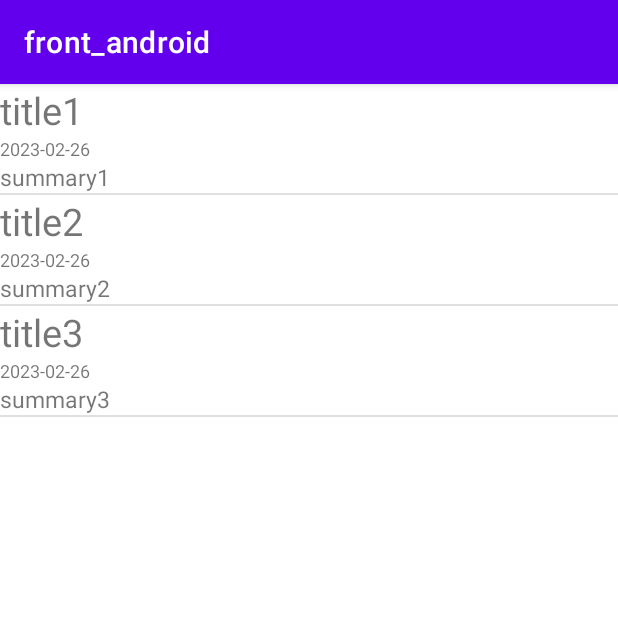
After one commit to takahiroaoki/front_android, an Android app: the ListActivity screen opened directly, with no data from a screen before it, on a phone screen of 412 x 824 dp, the top half of it. The commit adds this screen. Run offline under Robolectric (Android 15) with nearby library versions, the phone set to English and light mode, and no system bars.

Commit message:
initial commit from local

```diff
--- a/app/src/main/AndroidManifest.xml
+++ b/app/src/main/AndroidManifest.xml
@@ -12,6 +12,9 @@
         android:theme="@style/Theme.Front_android"
         tools:targetApi="31">
         <activity
+            android:name=".ListActivity"
+            android:exported="false" />
+        <activity
             android:name=".MainActivity"
             android:exported="true"
             android:label="@string/app_name">
--- /dev/null
+++ b/app/src/main/java/to/msn/wings/front_android/ListActivity.kt
@@ -0,0 +1,28 @@
+package to.msn.wings.front_android
+
+import androidx.appcompat.app.AppCompatActivity
+import android.os.Bundle
+import android.widget.ArrayAdapter
+import android.widget.ListView
+import to.msn.wings.front_android.adapter.list.ListAdapter
+import to.msn.wings.front_android.viewHelper.list.Item
+
+class ListActivity : AppCompatActivity() {
+    override fun onCreate(savedInstanceState: Bundle?) {
+        super.onCreate(savedInstanceState)
+        setContentView(R.layout.activity_list)
+
+        val data = mutableListOf(
+            Item(1, "title1", "summary1", "2023-02-26"),
+            Item(2, "title2", "summary2", "2023-02-26"),
+            Item(3, "title3", "summary3", "2023-02-26"),
+        )
+        val list = findViewById<ListView>(R.id.list)
+        list.adapter = ListAdapter(
+            this,
+            data,
+            R.layout.item,
+        )
+
+    }
+}
--- a/app/src/main/java/to/msn/wings/front_android/MainActivity.kt
+++ b/app/src/main/java/to/msn/wings/front_android/MainActivity.kt
@@ -1,6 +1,9 @@
 package to.msn.wings.front_android
 
+import android.content.Intent
 import android.os.Bundle
+import android.view.View
+import android.widget.Button
 import com.google.android.material.bottomnavigation.BottomNavigationView
 import androidx.appcompat.app.AppCompatActivity
 import androidx.navigation.findNavController
@@ -31,5 +34,15 @@ class MainActivity : AppCompatActivity() {
         )
         setupActionBarWithNavController(navController, appBarConfiguration)
         navView.setupWithNavController(navController)
+
+        val searchButton = findViewById<Button>(R.id.button)
+        searchButton.setOnClickListener {
+            toListActivity()
+        }
+    }
+
+    private fun toListActivity() {
+        val intent = Intent(this, ListActivity::class.java)
+        startActivity(intent)
     }
 }
--- /dev/null
+++ b/app/src/main/java/to/msn/wings/front_android/adapter/list/ListAdapter.kt
@@ -0,0 +1,39 @@
+package to.msn.wings.front_android.adapter.list
+
+import android.content.Context
+import android.view.LayoutInflater
+import android.view.View
+import android.view.ViewGroup
+import android.widget.BaseAdapter
+import android.widget.TextView
+import to.msn.wings.front_android.R
+import to.msn.wings.front_android.viewHelper.list.Item
+
+class ListAdapter (
+    private val context: Context,
+    private val data: List<Item>,
+    private val resource: Int
+        ): BaseAdapter() {
+    private val inflater = context.getSystemService(Context.LAYOUT_INFLATER_SERVICE) as LayoutInflater
+
+    override fun getCount(): Int {
+        return data.size
+    }
+
+    override fun getItem(pos: Int): Item {
+        return data[pos]
+    }
+
+    override fun getItemId(pos: Int): Long {
+        return data[pos].id
+    }
+
+    override fun getView(pos: Int, convertView: View?, parent: ViewGroup?): View {
+        val item = getItem(pos)
+        val sview = convertView ?: inflater.inflate(resource, null)
+        sview.findViewById<TextView>(R.id.title).text = item.title
+        sview.findViewById<TextView>(R.id.summary).text = item.summary
+        sview.findViewById<TextView>(R.id.date).text = item.date
+        return sview
+    }
+}
--- /dev/null
+++ b/app/src/main/java/to/msn/wings/front_android/viewHelper/list/Item.kt
@@ -0,0 +1,8 @@
+package to.msn.wings.front_android.viewHelper.list
+
+data class Item(
+    val id: Long,
+    val title: String,
+    val summary: String,
+    val date: String,
+)
--- /dev/null
+++ b/app/src/main/res/layout/activity_list.xml
@@ -0,0 +1,17 @@
+<?xml version="1.0" encoding="utf-8"?>
+<androidx.constraintlayout.widget.ConstraintLayout xmlns:android="http://schemas.android.com/apk/res/android"
+    xmlns:app="http://schemas.android.com/apk/res-auto"
+    xmlns:tools="http://schemas.android.com/tools"
+    android:layout_width="match_parent"
+    android:layout_height="match_parent"
+    tools:context=".ListActivity">
+
+    <ListView
+        android:id="@+id/list"
+        android:layout_width="0dp"
+        android:layout_height="0dp"
+        app:layout_constraintBottom_toBottomOf="parent"
+        app:layout_constraintEnd_toEndOf="parent"
+        app:layout_constraintStart_toStartOf="parent"
+        app:layout_constraintTop_toTopOf="parent" />
+</androidx.constraintlayout.widget.ConstraintLayout>
--- a/app/src/main/res/layout/activity_main.xml
+++ b/app/src/main/res/layout/activity_main.xml
@@ -1,6 +1,7 @@
 <?xml version="1.0" encoding="utf-8"?>
 <androidx.constraintlayout.widget.ConstraintLayout xmlns:android="http://schemas.android.com/apk/res/android"
     xmlns:app="http://schemas.android.com/apk/res-auto"
+    xmlns:tools="http://schemas.android.com/tools"
     android:id="@+id/container"
     android:layout_width="match_parent"
     android:layout_height="match_parent"
@@ -30,4 +31,14 @@
         app:layout_constraintTop_toTopOf="parent"
         app:navGraph="@navigation/mobile_navigation" />
 
+    <Button
+        android:id="@+id/button"
+        android:layout_width="wrap_content"
+        android:layout_height="wrap_content"
+        android:text="START SEARCH"
+        app:layout_constraintBottom_toTopOf="@+id/nav_view"
+        app:layout_constraintEnd_toEndOf="@+id/nav_host_fragment_activity_main"
+        app:layout_constraintStart_toStartOf="@+id/nav_host_fragment_activity_main"
+        app:layout_constraintTop_toTopOf="@+id/nav_host_fragment_activity_main" />
+
 </androidx.constraintlayout.widget.ConstraintLayout>
--- /dev/null
+++ b/app/src/main/res/layout/item.xml
@@ -0,0 +1,37 @@
+<?xml version="1.0" encoding="utf-8"?>
+<androidx.constraintlayout.widget.ConstraintLayout xmlns:android="http://schemas.android.com/apk/res/android"
+    xmlns:app="http://schemas.android.com/apk/res-auto"
+    xmlns:tools="http://schemas.android.com/tools"
+    android:layout_width="match_parent"
+    android:layout_height="match_parent">
+
+    <TextView
+        android:id="@+id/title"
+        android:layout_width="wrap_content"
+        android:layout_height="wrap_content"
+        android:text="TextView"
+        android:textSize="25sp"
+        app:layout_constraintStart_toStartOf="parent"
+        app:layout_constraintTop_toTopOf="parent" />
+
+    <TextView
+        android:id="@+id/summary"
+        android:layout_width="0dp"
+        android:layout_height="wrap_content"
+        android:text="TextView"
+        android:textSize="15sp"
+        app:layout_constraintEnd_toEndOf="parent"
+        app:layout_constraintHorizontal_bias="0.0"
+        app:layout_constraintStart_toStartOf="parent"
+        app:layout_constraintTop_toBottomOf="@+id/date" />
+
+    <TextView
+        android:id="@+id/date"
+        android:layout_width="wrap_content"
+        android:layout_height="wrap_content"
+        android:text="TextView"
+        android:textSize="12sp"
+        app:layout_constraintStart_toStartOf="parent"
+        app:layout_constraintTop_toBottomOf="@+id/title" />
+
+</androidx.constraintlayout.widget.ConstraintLayout>
```
